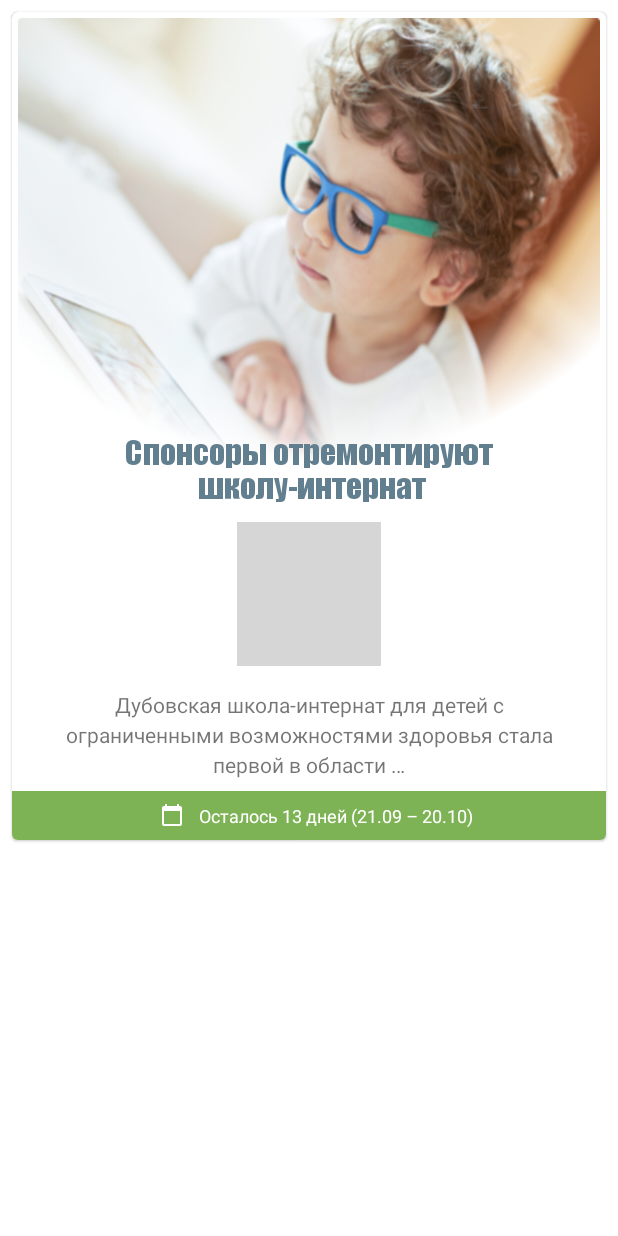
After one commit to iSiNrus/WantToHelp, an Android app: the layout news_item_card.xml on its own in the app's theme, with its tools: preview values and no code run, on a phone screen of 412 x 824 dp. The commit adds this screen. Run offline under Robolectric (Android 15) with nearby library versions, the light colour scheme and no system bars; grey boxes are pictures that could not be loaded.

Commit message:
News Fragment, View Model

```diff
--- a/app/build.gradle
+++ b/app/build.gradle
@@ -52,4 +52,7 @@ dependencies {
     implementation "androidx.fragment:fragment-ktx:1.5.5"
     //ViewModel
     implementation "androidx.lifecycle:lifecycle-extensions:2.2.0"
+    //LiveData
+    implementation "androidx.lifecycle:lifecycle-livedata-core-ktx:2.6.1"
+    implementation "androidx.lifecycle:lifecycle-livedata-ktx:2.6.1"
 }
--- /dev/null
+++ b/app/src/main/res/layout/news_item_card.xml
@@ -0,0 +1,113 @@
+<?xml version="1.0" encoding="utf-8"?>
+<com.google.android.material.card.MaterialCardView
+    xmlns:android="http://schemas.android.com/apk/res/android"
+    xmlns:app="http://schemas.android.com/apk/res-auto"
+    xmlns:tools="http://schemas.android.com/tools"
+    android:layout_width="match_parent"
+    android:layout_height="wrap_content"
+    android:layout_margin="8dp"
+    android:elevation="2dp">
+
+    <androidx.constraintlayout.widget.ConstraintLayout
+        android:layout_width="match_parent"
+        android:layout_height="wrap_content">
+
+        <FrameLayout
+            android:id="@+id/image_container"
+            android:layout_width="match_parent"
+            android:layout_height="wrap_content"
+            android:layout_margin="4dp"
+            app:layout_constraintHeight_max="300dp"
+            app:layout_constraintEnd_toEndOf="parent"
+            app:layout_constraintStart_toStartOf="parent"
+            app:layout_constraintTop_toTopOf="parent">
+
+            <ImageView
+                android:id="@+id/news_image"
+                android:layout_width="match_parent"
+                android:layout_height="match_parent"
+                android:scaleType="fitXY"
+                android:src="@drawable/news_image_1"
+                app:layout_constraintBottom_toBottomOf="parent"
+                app:layout_constraintEnd_toEndOf="parent"
+                app:layout_constraintStart_toStartOf="parent"
+                app:layout_constraintTop_toTopOf="parent" />
+
+            <ImageView
+                android:layout_width="match_parent"
+                android:layout_height="match_parent"
+                android:scaleType="fitXY"
+                android:src="@drawable/fade_mask" />
+        </FrameLayout>
+
+        <TextView
+            android:id="@+id/tv_news_title"
+            android:layout_width="match_parent"
+            android:layout_height="wrap_content"
+            android:fontFamily="@font/officina_sans_extra_bold"
+            android:lineHeight="23sp"
+            android:text="Спонсоры отремонтируют\n школу-интернат"
+            android:textAlignment="center"
+            android:textColor="@color/blue_grey"
+            android:textSize="21sp"
+            app:layout_constraintBottom_toBottomOf="@id/image_container"
+            app:layout_constraintTop_toBottomOf="@id/image_container" />
+
+        <ImageView
+            android:id="@+id/iv_decor"
+            android:layout_width="wrap_content"
+            android:layout_height="wrap_content"
+            android:layout_margin="8dp"
+            android:src="@drawable/decor"
+            app:layout_constraintEnd_toEndOf="parent"
+            app:layout_constraintStart_toStartOf="parent"
+            app:layout_constraintTop_toBottomOf="@id/tv_news_title"
+            app:layout_constraintBottom_toTopOf="@id/tv_news_description"/>
+
+        <TextView
+            android:id="@+id/tv_news_description"
+            android:layout_width="match_parent"
+            android:layout_height="wrap_content"
+            android:layout_marginHorizontal="26dp"
+            android:layout_marginVertical="8dp"
+            android:fontFamily="@font/roboto_regular"
+            android:lineHeight="20sp"
+            android:text="Дубовская школа-интернат для детей с ограниченными возможностями здоровья стала первой в области …"
+            android:textAlignment="center"
+            android:maxLines="3"
+            android:ellipsize="end"
+            android:textSize="14sp"
+            app:layout_constraintEnd_toEndOf="parent"
+            app:layout_constraintStart_toStartOf="parent"
+            app:layout_constraintBottom_toTopOf="@id/news_action_info"
+            app:layout_constraintTop_toBottomOf="@id/iv_decor" />
+
+        <LinearLayout
+            android:id="@+id/news_action_info"
+            android:layout_width="match_parent"
+            android:layout_height="wrap_content"
+            android:orientation="horizontal"
+            android:gravity="center"
+            android:padding="8dp"
+            android:background="@color/turtle_green"
+            app:layout_constraintBottom_toBottomOf="parent"
+            >
+            <ImageView
+                android:layout_width="wrap_content"
+                android:layout_height="wrap_content"
+                android:src="@drawable/ic_calendar_today"
+                android:layout_marginHorizontal="10dp"
+                />
+            <TextView
+                android:id="@+id/tv_news_remain_time"
+                android:layout_width="wrap_content"
+                android:layout_height="wrap_content"
+                android:textColor="@color/white"
+                android:textSize="12sp"
+                android:fontFamily="@font/roboto_regular"
+                android:text="Осталось 13 дней (21.09 – 20.10)"/>
+        </LinearLayout>
+
+    </androidx.constraintlayout.widget.ConstraintLayout>
+
+</com.google.android.material.card.MaterialCardView>
```
Also changed, not shown: app/src/main/java/ru/barsik/wanttohelp/ui/MainActivity.kt (+5 -7 lines), app/src/main/java/ru/barsik/wanttohelp/ui/news/NewsFragment.kt (+73 -0 lines), app/src/main/java/ru/barsik/wanttohelp/ui/news/NewsViewModel.kt (+14 -2 lines), app/src/main/java/ru/barsik/wanttohelp/util/NewsDiffUtil.kt (added, +22 -0 lines), app/src/main/res/layout/fragment_news.xml (+28 -7 lines), app/src/main/res/menu/menu_top_news_appbar.xml (added, +10 -0 lines).
